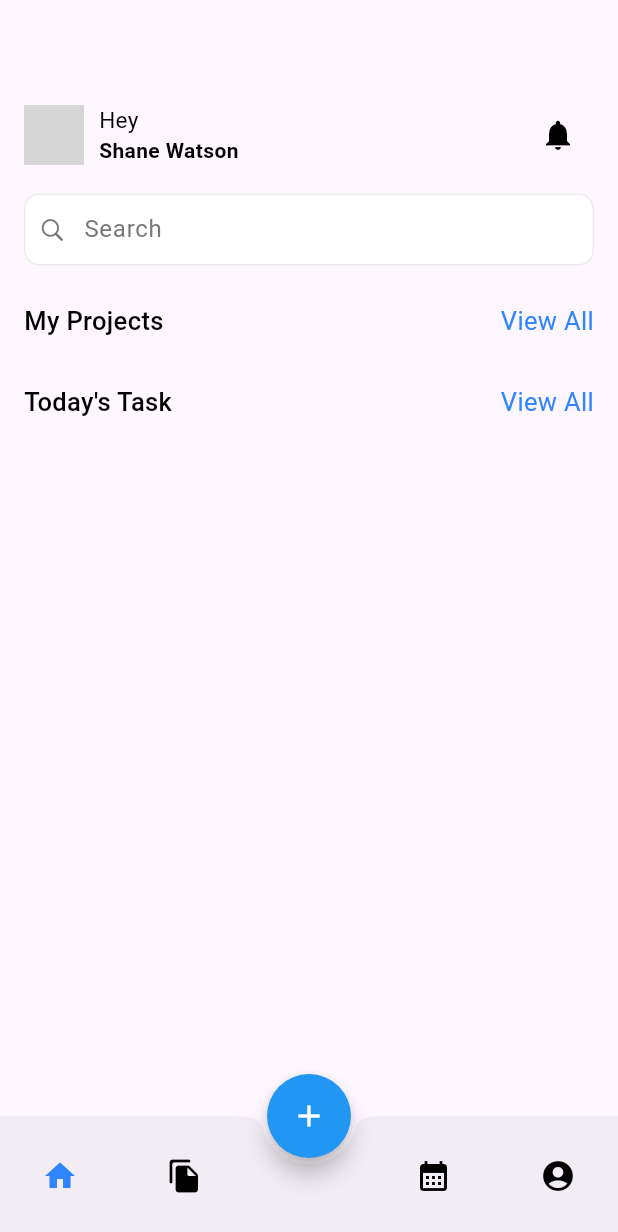
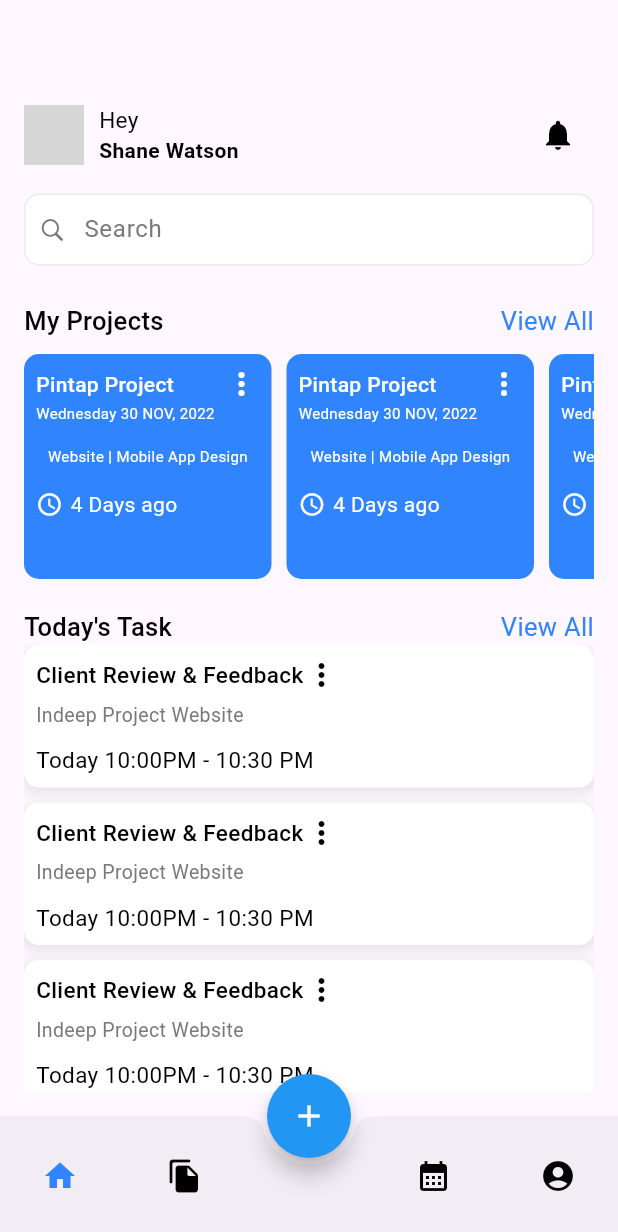
Before and after one commit to ankitmalaviya13/task_management, a Flutter app: the screen it shows after launch, on a phone screen of 412 x 824 dp. Shown: the top 1232 px of the screen. Run offline on Flutter 3.47's test engine with Material 3 defaults, Android fonts, the phone set to English and light mode, and no system bars; our stand-ins replace cached_network_image, flutter_cache_manager, flutter_svg, pin_code_fields, shimmer; network calls fail; grey boxes are pictures that could not be loaded.

Commit message:
HomeScreen Add My Project and Today Task List

```diff
--- a/lib/screens/home_Screen.dart
+++ b/lib/screens/home_Screen.dart
@@ -14,6 +14,7 @@ class HomeScreen extends StatelessWidget {
       body: Padding(
         padding: const EdgeInsets.all(16.0),
         child: Column(
+          crossAxisAlignment: CrossAxisAlignment.start,
           children: [
             const SizedBox(height: 50),
             Row(
@@ -85,41 +86,78 @@ class HomeScreen extends StatelessWidget {
               ],
             ),
             const SizedBox(height: 10),
-            // SizedBox(
-            //   height: 150,
-            //   child: ListView.builder(
-            //     scrollDirection: Axis.horizontal,
-            //     itemCount: 10,
-            //     itemBuilder: (context, index) {
-            //       return Container(
-            //         margin: const EdgeInsets.only(right: 10),
-            //         width: 120,
-            //         decoration: BoxDecoration(
-            //           color: AppColor.primaryColor,
-            //           borderRadius: BorderRadius.circular(10),
-            //         ),
-            //         child: const Column(
-            //           mainAxisAlignment: MainAxisAlignment.center,
-            //           crossAxisAlignment: CrossAxisAlignment.center,
-            //           children: [
-            //             CommonText(
-            //               text: 'Pintap Project',
-            //               fontSize: 14,
-            //               color: Colors.white,
-            //               fontWeight: FontWeight.w500,
-            //             ),
-            //             SizedBox(height: 10),
-            //             CommonText(
-            //               text: 'Wednesday 30 NOV, 2022',
-            //               color: Colors.white,
-            //               fontSize: 10,
-            //             ),
-            //           ],
-            //         ),
-            //       );
-            //     },
-            //   ),
-            // ),
+            SizedBox(
+              height: 150,
+              child: ListView.builder(
+                scrollDirection: Axis.horizontal,
+                itemCount: 10,
+                itemBuilder: (context, index) {
+                  return Container(
+                    margin: const EdgeInsets.only(right: 10),
+                    width: 165,
+                    decoration: BoxDecoration(
+                      color: AppColor.primaryColor,
+                      borderRadius: BorderRadius.circular(10),
+                    ),
+                    child: const Padding(
+                      padding: EdgeInsets.all(8.0),
+                      child: Column(
+                        children: [
+                          Row(
+                            children: [
+                              CommonText(
+                                text: 'Pintap Project',
+                                fontSize: 14,
+                                color: Colors.white,
+                                fontWeight: FontWeight.w500,
+                                overflow: TextOverflow.ellipsis,
+                              ),
+                              Spacer(),
+                              Icon(
+                                Icons.more_vert,
+                                color: AppColor.white,
+                              )
+                            ],
+                          ),
+                          Row(
+                            mainAxisAlignment: MainAxisAlignment.start,
+                            children: [
+                              CommonText(
+                                text: 'Wednesday 30 NOV, 2022',
+                                color: Colors.white,
+                                overflow: TextOverflow.ellipsis,
+                                fontSize: 10,
+                              ),
+                            ],
+                          ),
+                          SizedBox(height: 15),
+                          CommonText(
+                            text: 'Website | Mobile App Design',
+                            color: Colors.white,
+                            fontSize: 10,
+                          ),
+                          SizedBox(height: 15),
+                          Row(
+                            children: [
+                              Icon(
+                                Icons.access_time_outlined,
+                                color: AppColor.white,
+                                size: 18,
+                              ),
+                              SizedBox(width: 5),
+                              CommonText(
+                                text: "4 Days ago",
+                                color: AppColor.white,
+                              ),
+                            ],
+                          ),
+                        ],
+                      ),
+                    ),
+                  );
+                },
+              ),
+            ),
             const SizedBox(height: 20),
             const Row(
               children: [
@@ -136,6 +174,67 @@ class HomeScreen extends StatelessWidget {
                 ),
               ],
             ),
+            Expanded(
+              child: ListView.builder(
+                scrollDirection: Axis.vertical,
+                itemCount: 10,
+                itemBuilder: (context, index) {
+                  return Container(
+                    margin: const EdgeInsets.only(bottom: 10),
+                    width: double.infinity,
+                    decoration: BoxDecoration(
+                      color: AppColor.white,
+                      borderRadius: BorderRadius.circular(10),
+                      boxShadow: [
+                        BoxShadow(
+                          color: Colors.grey.withOpacity(0.2),
+                          spreadRadius: 2,
+                          blurRadius: 5,
+                          offset: const Offset(0, 3),
+                        ),
+                      ],
+                    ),
+                    child: const Padding(
+                      padding: EdgeInsets.all(8.0),
+                      child: Column(
+                        crossAxisAlignment: CrossAxisAlignment.start,
+                        children: [
+                          Row(
+                            children: [
+                              CommonText(
+                                text: 'Client Review & Feedback',
+                                fontSize: 15,
+                                color: AppColor.black,
+                                fontWeight: FontWeight.w500,
+                                overflow: TextOverflow.ellipsis,
+                              ),
+                              // Spacer(),
+                              Icon(
+                                Icons.more_vert,
+                                color: AppColor.black,
+                              )
+                            ],
+                          ),
+                          SizedBox(height: 5),
+                          CommonText(
+                            text: 'Indeep Project Website',
+                            color: AppColor.greyText,
+                            overflow: TextOverflow.ellipsis,
+                            fontSize: 13,
+                          ),
+                          SizedBox(height: 10),
+                          CommonText(
+                            text: 'Today 10:00PM - 10:30 PM',
+                            color: AppColor.black,
+                            fontSize: 15,
+                          ),
+                        ],
+                      ),
+                    ),
+                  );
+                },
+              ),
+            ),
           ],
         ),
       ),
```
